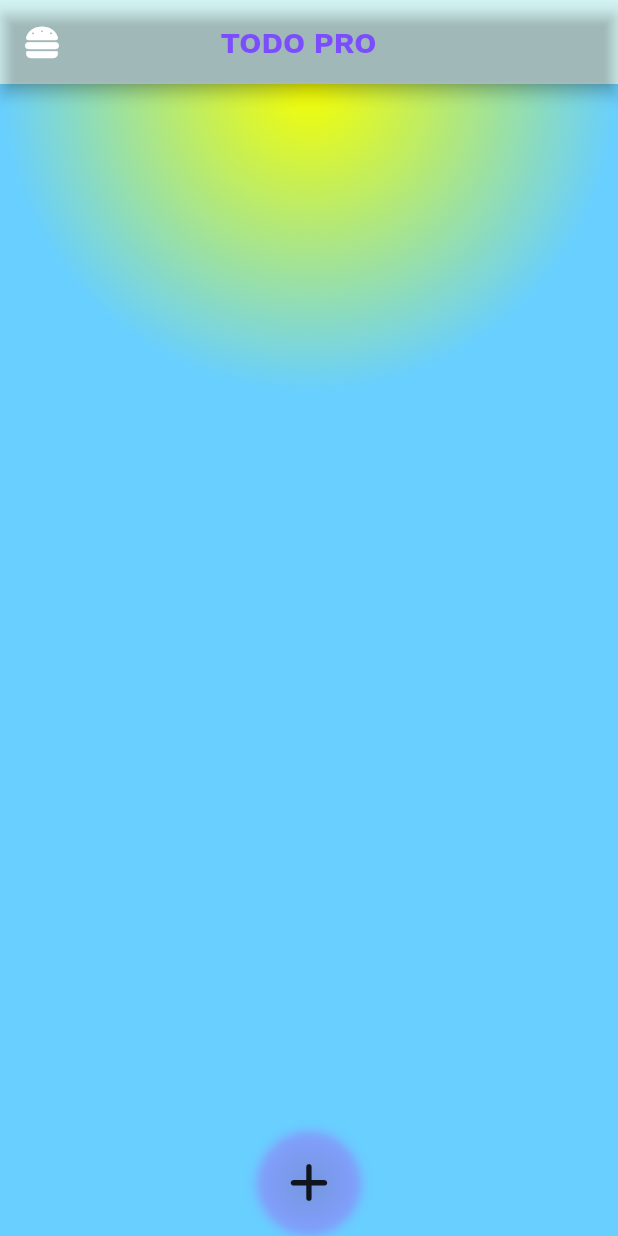
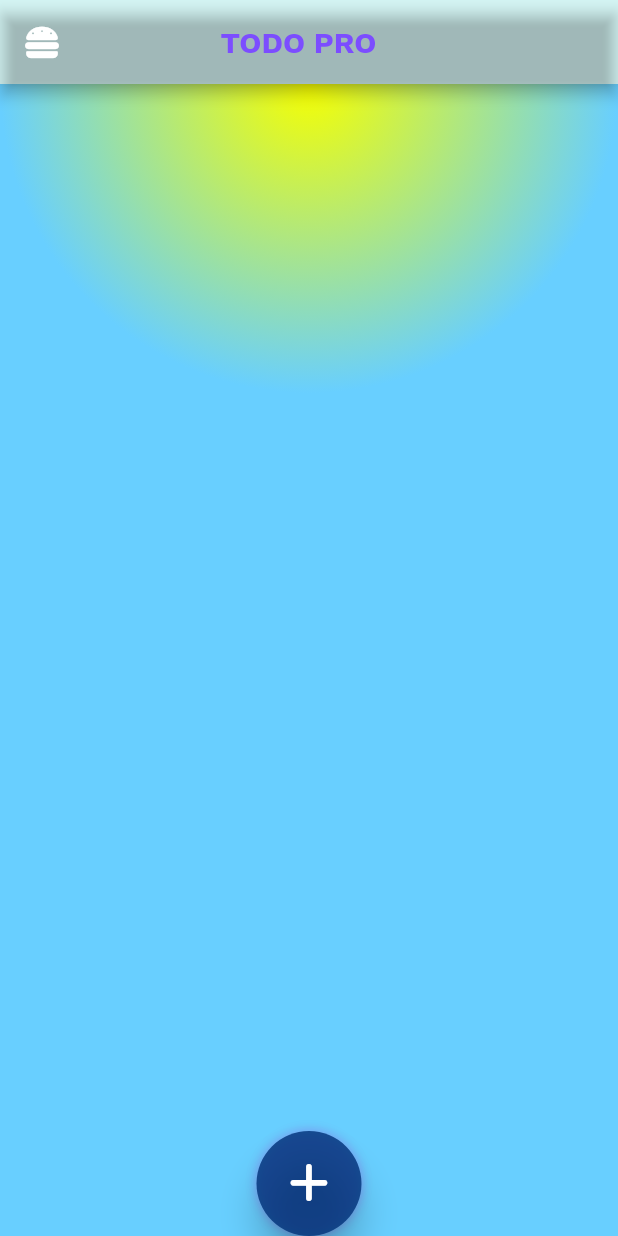
Before and after one commit to abhijithu1/theultimatetodo, a Flutter app: the screen it shows after launch, on a phone screen of 412 x 824 dp. Run offline on Flutter 3.47's test engine with Material 2 defaults, Android fonts, the phone set to English and light mode, and no system bars; our stand-ins replace font_awesome_flutter, google_fonts.

Commit message:
commit - 22-06-23

```diff
--- a/lib/main.dart
+++ b/lib/main.dart
@@ -15,13 +15,15 @@ class MyApp extends StatelessWidget {
       debugShowCheckedModeBanner: false,
       title: 'TODO PRO',
       theme: ThemeData(),
-      home: const ScreenHome(),
+      home: ScreenHome(),
     );
   }
 }
 
 class ScreenHome extends StatelessWidget {
-  const ScreenHome({super.key});
+  ScreenHome({super.key});
+
+  final _formkey1 = GlobalKey<FormState>();
 
   @override
   Widget build(BuildContext context) {
@@ -61,18 +63,20 @@ class ScreenHome extends StatelessWidget {
                   shape: BoxShape.circle,
                 ),
                 child: InkWell(
-                  splashColor: Colors.blueGrey,
-                  child: IconButton(
-                    icon: const FaIcon(
-                      FontAwesomeIcons.plus,
-                      size: 30,
+                  splashColor: const Color.fromARGB(255, 0, 170, 255),
+                  child: FloatingActionButton(
+                    tooltip: "Add notes",
+                    backgroundColor: const Color.fromARGB(207, 0, 51, 121),
+                    elevation: 10,
+                    shape: RoundedRectangleBorder(
+                      borderRadius: BorderRadius.circular(50),
                     ),
                     onPressed: () {
                       showDialog(
                         context: context,
                         builder: (BuildContext context) {
-                          return const AlertDialog(
-                            title: Row(
+                          return AlertDialog(
+                            title: const Row(
                               mainAxisAlignment: MainAxisAlignment.start,
                               children: [
                                 FaIcon(FontAwesomeIcons.pen),
@@ -82,26 +86,37 @@ class ScreenHome extends StatelessWidget {
                                 Text("Enter some text"),
                               ],
                             ),
-
+                            content: SingleChildScrollView(
+                              scrollDirection: Axis.vertical,
+                              child: Column(
+                                mainAxisAlignment: MainAxisAlignment.center,
+                                children: [
+                                  Form(
+                                    key: _formkey1,
+                                    child: TextField(
+                                      decoration: InputDecoration(
+                                          hintText: "Enter something ",
+                                          hintStyle: GoogleFonts.adamina(
+                                              textStyle: const TextStyle(
+                                                  color: Colors.black))),
+                                    ),
+                                  ),
+                                  IconButton(
+                                    onPressed: () {},
+                                    icon: const FaIcon(FontAwesomeIcons.check),
+                                  )
+                                ],
+                              ),
+                            ),
                             elevation: 1,
                           );
                         },
                       );
                     },
-                    splashColor: Colors.blue,
-                    style: const ButtonStyle(
-                      backgroundColor: MaterialStatePropertyAll(
-                        Color.fromARGB(255, 0, 0, 0),
-                      ),
-                      elevation: MaterialStatePropertyAll(10),
-                      iconSize: MaterialStatePropertyAll(75),
-                      shape: MaterialStatePropertyAll(
-                        RoundedRectangleBorder(
-                          borderRadius: BorderRadius.all(
-                            Radius.circular(10),
-                          ),
-                        ),
-                      ),
+                    splashColor: const Color.fromARGB(255, 15, 18, 20),
+                    child: const FaIcon(
+                      FontAwesomeIcons.plus,
+                      size: 30,
                     ),
                   ),
                 ),
@@ -134,6 +149,7 @@ class ScreenHome extends StatelessWidget {
                   flex: 2,
                   child: Container(
                     color: Colors.red,
+                    child: const RotatedBox(quarterTurns: 45,child: Text("Good evening"),),
                   ),
                 ),
                 Flexible(
```
